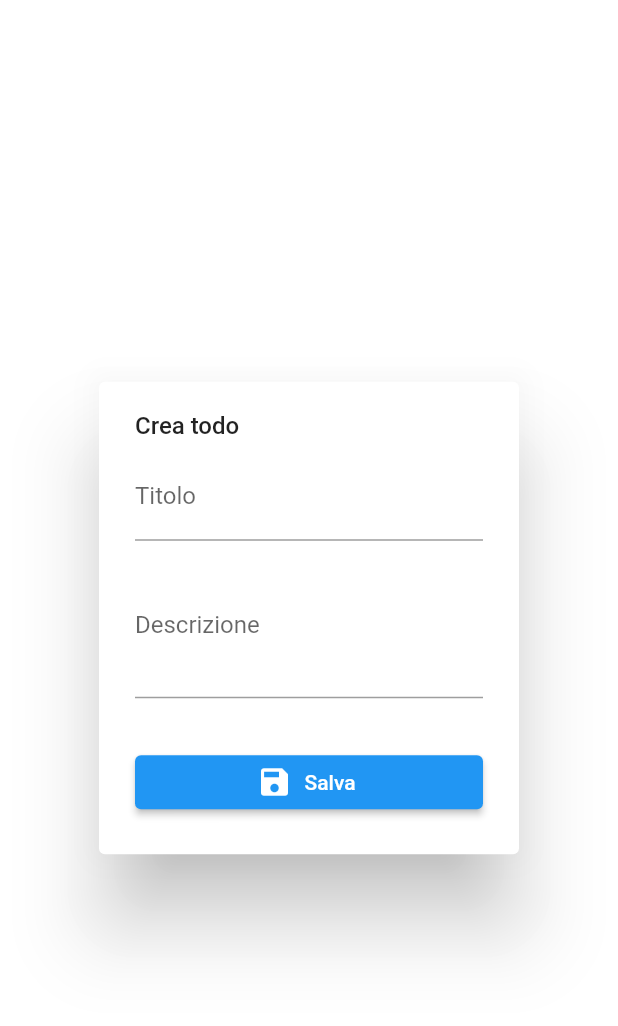
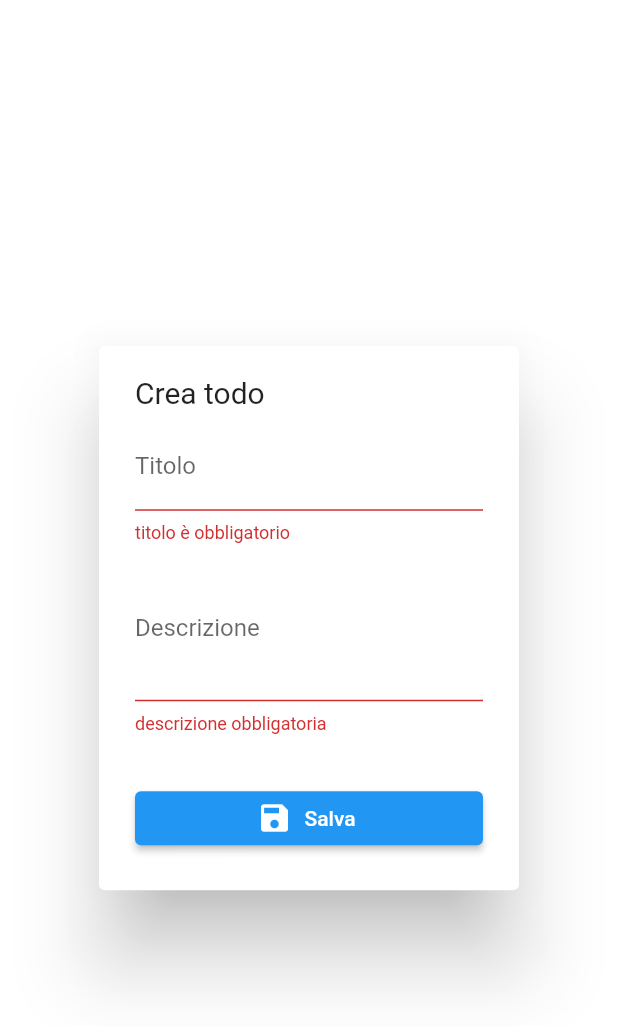
Before and after one commit to edoremo00/todoapp, a Flutter app: the Addtododialogwidget widget shown alone on an empty page, opened directly, after a tap on "Salva", on a phone screen of 412 x 824 dp. Shown: the top 1026 px of the screen. Run offline on Flutter 3.47's test engine with Material 2 defaults, Android fonts, the phone set to English and light mode, and no system bars; our stand-ins replace flutter_slidable.

```diff
--- a/lib/widgets/addtodialogwidget.dart
+++ b/lib/widgets/addtodialogwidget.dart
@@ -1,5 +1,9 @@
 import 'package:flutter/material.dart';
+import 'package:mytodoapp/model/todo.dart';
+import 'package:mytodoapp/provider/todos.dart';
+import 'package:mytodoapp/utils/snackbar.dart';
 import 'package:mytodoapp/widgets/todoformwidget.dart';
+import 'package:provider/provider.dart';
 
 class Addtododialogwidget extends StatefulWidget {
   const Addtododialogwidget({Key? key}) : super(key: key);
@@ -22,13 +26,15 @@ class _AddtododialogwidgetState extends State<Addtododialogwidget> {
 
   @override
   Widget build(BuildContext context) => AlertDialog(
-        content: Column(
+        content: Form(
+          key: _formkey,
+          child: Column(
             mainAxisSize: MainAxisSize.min,
             crossAxisAlignment: CrossAxisAlignment.start,
             children: [
               Text(
                 "Crea todo",
-              style: TextStyle(fontWeight: FontWeight.w500),
+                style: TextStyle(fontWeight: FontWeight.w400, fontSize: 20),
               ),
               SizedBox(
                 height: 8,
@@ -38,9 +44,29 @@ class _AddtododialogwidgetState extends State<Addtododialogwidget> {
                     title), //servono per avere nuovo valore titolo e descrizione ed aggiornare UI
                 onChangeddescription: (description) =>
                     setState(() => this.description = description),
-              onSavedtodo: () {},
+                onSavedtodo: createtodo,
               ),
             ],
           ),
+        ),
       );
+
+  void createtodo() {
+    bool formisvalid = _formkey.currentState!.validate();
+    if (formisvalid) {
+      Todo nuovo = Todo(
+        createdTime: DateTime.now(),
+        title: title,
+        description: description,
+      );
+      final provider = Provider.of<Todosprovider>(context, listen: false);
+      //provider.alltodos.add(nuovo);
+      //provider.notifyListeners(); NON POSSO FARE DIRETTAMENTE COSI. AGGIORNAMENTO UI CON NOT LISTENER LO PUO FARE SOLO IL MIO PROVIDER
+      provider.createtodo(nuovo);
+      Navigator.of(context).pop();
+      //chiudi dialog
+      Utils.showsnackbar(context, "creato");
     }
+    return; //utente riceve messaggio errore del validator
+  }
+}
```
Lines whose indentation alone changed are shown as unchanged.
